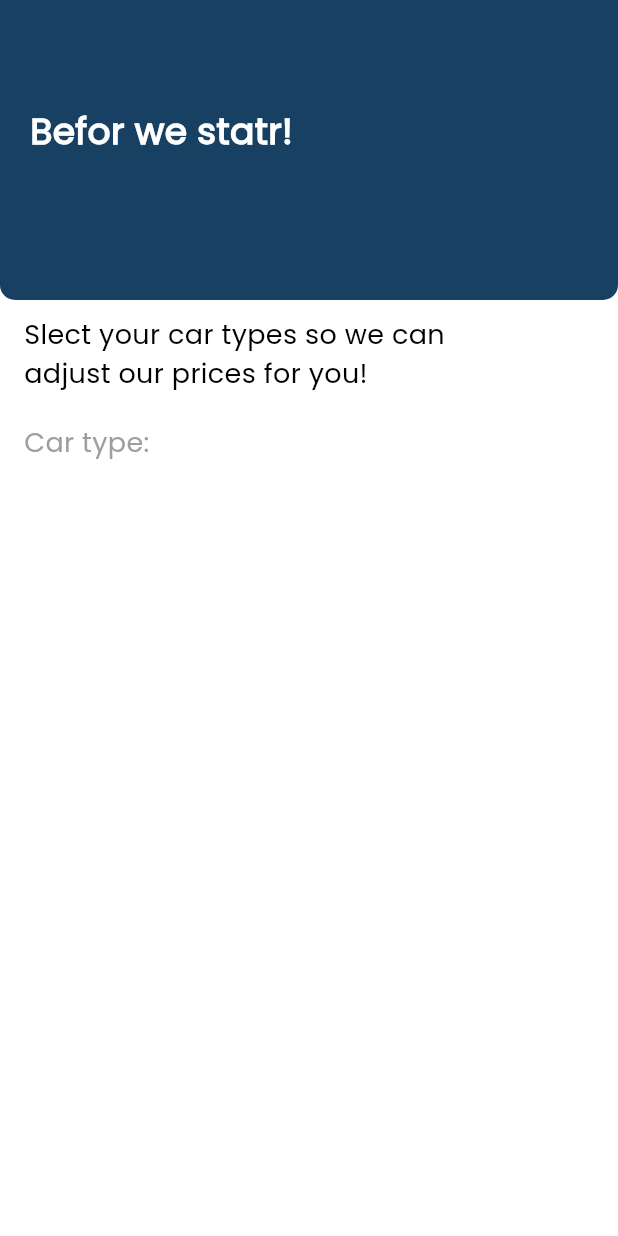
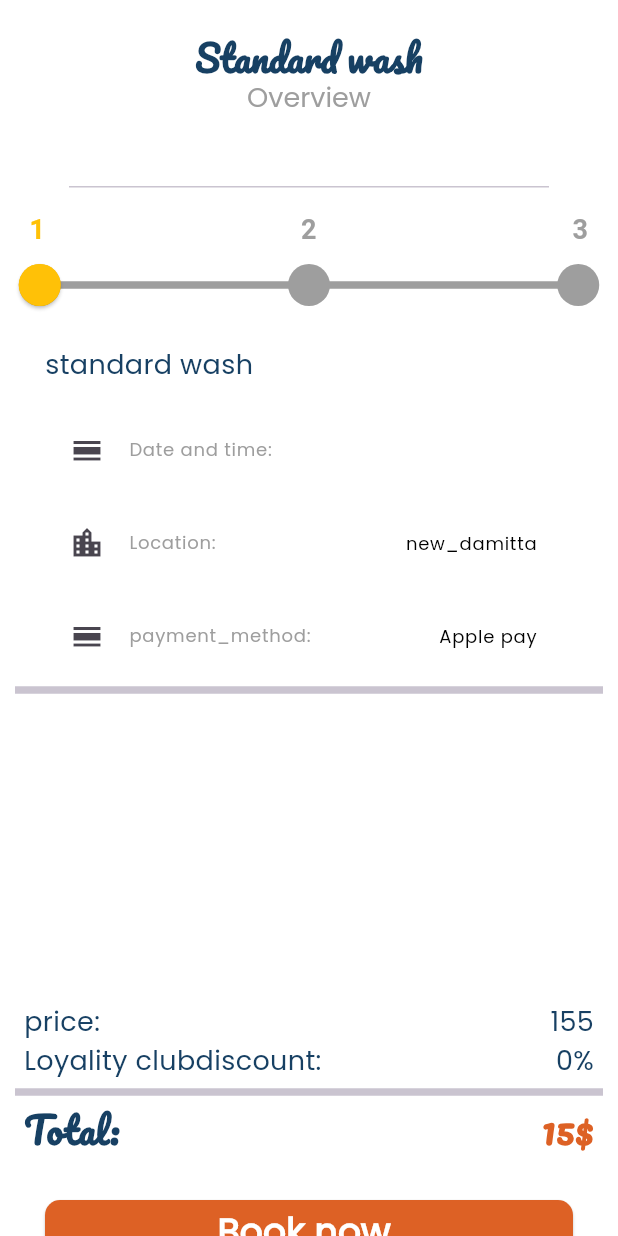
Before and after one commit to AhmedRe33t/car-wash, a Flutter app: the screen it shows after launch, after a tap on "Get Started", on a phone screen of 412 x 824 dp. Run offline on Flutter 3.47's test engine with Material 3 defaults, Android fonts, the phone set to English and light mode, and no system bars; our stand-ins replace cached_network_image, carousel_slider, cloud_firestore, firebase_auth, firebase_core, flutter_bloc and 7 more; accounts and stored records are empty.

Commit message:
over view

```diff
--- a/lib/core/routes/app_routes.dart
+++ b/lib/core/routes/app_routes.dart
@@ -7,6 +7,9 @@ import 'package:carwashing/features/car_types/presentation/views/car_types_view.
 import 'package:carwashing/features/home/presentation/view/home_view.dart';
 import 'package:carwashing/features/home/presentation/widgets/home_nav_bar.dart';
 import 'package:carwashing/features/splash/presentation/view/splash_view.dart';
+import 'package:carwashing/features/standered_wash/presentation/cubit/date_time_cubit.dart';
+import 'package:carwashing/features/standered_wash/presentation/view/date_time.dart';
+import 'package:carwashing/features/standered_wash/presentation/view/over_view.dart';
 import 'package:flutter_bloc/flutter_bloc.dart';
 import 'package:go_router/go_router.dart';
 
@@ -18,7 +21,18 @@ final GoRouter router = GoRouter(routes: [
             create: (context) => AuthCubit(),
             child: const SignInView(),
           )),
-  GoRoute(path: '/homeView', builder: (context, state) => const HomeView()),
+  GoRoute(
+      path: '/dateTimeView',
+      builder: (context, state) => BlocProvider(
+            create: (context) => DateTimeCubit(),
+            child: const DateTimeView(),
+          )),
+  GoRoute(
+      path: '/overView',
+      builder: (context, state) => BlocProvider(
+            create: (context) => DateTimeCubit(),
+            child: const OverView(),
+          )),
   GoRoute(
       path: '/forgotPassword',
       builder: (context, state) => const ForgetPasswordView()),
--- a/lib/features/car_types/cubit/car_types_cubit.dart
+++ b/lib/features/car_types/cubit/car_types_cubit.dart
@@ -8,9 +8,6 @@ class CarTypesCubit extends Cubit<CarTypesState> {
   CarTypesCubit() : super(CarTypesInitial());
 
  List<CartypeModel>carTypes=[];
-
-
-
 
 
    getCarTypes()async{
--- a/lib/features/splash/presentation/view/splash_view.dart
+++ b/lib/features/splash/presentation/view/splash_view.dart
@@ -31,7 +31,7 @@ class _SplashViewState extends State<SplashView> {
                       const SliverToBoxAdapter(child: CustomSplashImage(),),
                       SliverToBoxAdapter(child: SizedBox(height: 100.h,),),
                        SliverToBoxAdapter(child: CustomBtn(text: 'Get Started ',color: AppColors.amperColor,onPressed: () {
-                        customNavigaeReplacement(context, path: '/carTypesView');
+                        customNavigaeReplacement(context, path: '/overView');
                       },),)
 
 
--- /dev/null
+++ b/lib/features/standered_wash/presentation/cubit/date_time_cubit.dart
@@ -0,0 +1,13 @@
+
+
+import 'package:carwashing/features/standered_wash/presentation/cubit/date_time_state.dart';
+import 'package:flutter/material.dart';
+import 'package:flutter_bloc/flutter_bloc.dart';
+
+class DateTimeCubit extends Cubit<DateTimeState> {
+  DateTimeCubit() : super(DateTimeInitial());
+  TextEditingController timePicker=TextEditingController();
+
+     TextEditingController datePicker=TextEditingController();
+
+}
--- /dev/null
+++ b/lib/features/standered_wash/presentation/cubit/date_time_state.dart
@@ -0,0 +1,4 @@
+
+sealed class DateTimeState {}
+
+final class DateTimeInitial extends DateTimeState {}
--- /dev/null
+++ b/lib/features/standered_wash/presentation/view/date_time.dart
@@ -0,0 +1,46 @@
+
+import 'package:carwashing/core/utils/app_colors.dart';
+import 'package:carwashing/core/utils/app_text_style.dart';
+import 'package:carwashing/core/widgets/custom_btn.dart';
+import 'package:carwashing/features/standered_wash/presentation/widgets/custom_appbar_standard.dart';
+import 'package:carwashing/features/standered_wash/presentation/widgets/custom_date_time.dart';
+import 'package:carwashing/features/standered_wash/presentation/widgets/custom_slider.dart';
+import 'package:flutter/material.dart';
+import 'package:flutter_screenutil/flutter_screenutil.dart';
+
+
+class DateTimeView extends StatelessWidget {
+  const DateTimeView({super.key});
+
+  @override
+  Widget build(BuildContext context) {
+    return Scaffold(
+      appBar: AppBar(
+        backgroundColor: Colors.white,
+        centerTitle: true,
+
+        title:const standered_screens(title: 'Standard wash', subTitle: 'Pick date and time',),
+        toolbarHeight: 140.h,
+
+      ),
+      body: CustomScrollView(
+        slivers: [
+          SliverToBoxAdapter(child: CustomSliderThem(),),
+          SliverToBoxAdapter(child: SizedBox(height: 10.h,),),
+          SliverToBoxAdapter(child: Text('Select your date and time',style: CustomTextStyle.poppins500style18.copyWith(color: AppColors.primaryColor),),),
+          SliverToBoxAdapter(child: Text('select days when wash is available',style: CustomTextStyle.poppins500style18,),),
+          SliverToBoxAdapter(child: SizedBox(height: 10.h,),),
+         const SliverToBoxAdapter(child: CustomDateAndTime(),),
+         SliverToBoxAdapter(child: SizedBox(height: 30.h,),),
+         SliverToBoxAdapter(child: Padding(
+           padding: const EdgeInsets.all(30),
+           child: CustomBtn(text: 'Next ',color: AppColors.amperColor,onPressed: () {
+
+                        },),
+         ),)
+
+        ],
+      ),
+    );
+  }
+}
--- /dev/null
+++ b/lib/features/standered_wash/presentation/view/over_view.dart
@@ -0,0 +1,68 @@
+import 'package:carwashing/core/utils/app_colors.dart';
+import 'package:carwashing/core/utils/app_text_style.dart';
+import 'package:carwashing/core/widgets/custom_btn.dart';
+import 'package:carwashing/features/standered_wash/presentation/cubit/date_time_cubit.dart';
+import 'package:carwashing/features/standered_wash/presentation/widgets/custom_appbar_standard.dart';
+import 'package:carwashing/features/standered_wash/presentation/widgets/custom_list_title.dart';
+import 'package:carwashing/features/standered_wash/presentation/widgets/custom_slider.dart';
+import 'package:flutter/material.dart';
+import 'package:flutter_bloc/flutter_bloc.dart';
+import 'package:flutter_screenutil/flutter_screenutil.dart';
+
+class OverView extends StatelessWidget {
+  const OverView({super.key});
+
+  @override
+  Widget build(BuildContext context) {
+    return  Scaffold(
+      appBar: AppBar(
+        toolbarHeight: 140.h,
+        backgroundColor: Colors.white,
+        centerTitle: true,
+
+        title:const Padding(
+      padding:  EdgeInsets.only(top: 6,right: 30,left: 30,bottom: 0),
+      child: standered_screens(title: 'Standard wash', subTitle: 'Overview',),
+
+
+        )),
+      body: CustomScrollView(
+        slivers: [
+          SliverToBoxAdapter(child: CustomSliderThem(),),
+          SliverToBoxAdapter(child: SizedBox(height: 10.h,),),
+          SliverToBoxAdapter(child:  Padding(
+      padding: const EdgeInsets.only(top: 6,right: 30,left: 30,bottom: 0),
+      child: Text('standard wash',style: CustomTextStyle.poppins500style18.copyWith(color: AppColors.primaryColor),),)),
+          SliverToBoxAdapter(child: SizedBox(height: 10.h,),),
+          SliverToBoxAdapter(child:CustomListTitle(icon: Icons.calendar_view_day, text: 'Date and time:',trallingText: '${context.read<DateTimeCubit>().timePicker.text} ${context.read<DateTimeCubit>().datePicker.text}',) ,),
+         const SliverToBoxAdapter(child:CustomListTitle(icon: Icons.location_city, text: 'Location:',trallingText: ' new_damitta',) ,),
+         const SliverToBoxAdapter(child:CustomListTitle(icon: Icons.calendar_view_day, text: 'payment_method:',trallingText: 'Apple pay',) ,),
+          const SliverToBoxAdapter(child: Divider(indent: 10,endIndent: 10,thickness: 5,),),
+          SliverToBoxAdapter(child: SizedBox(height: 200.h,),),
+          SliverToBoxAdapter(child: Padding(
+            padding: const EdgeInsets.symmetric(horizontal: 16.0),
+            child: Row(mainAxisAlignment: MainAxisAlignment.spaceBetween,
+              children:[ Text('price:',style: CustomTextStyle.poppins500style18.copyWith(color: AppColors.primaryColor),),Text('155',style: CustomTextStyle.poppins500style18.copyWith(color: AppColors.primaryColor),)]),
+          ),),
+          SliverToBoxAdapter(child: Padding(
+            padding: const EdgeInsets.symmetric(horizontal: 16.0),
+            child: Row(mainAxisAlignment: MainAxisAlignment.spaceBetween,
+              children:[ Text('Loyality clubdiscount:',style: CustomTextStyle.poppins500style18.copyWith(color: AppColors.primaryColor),),Text('0%',style: CustomTextStyle.poppins500style18.copyWith(color: AppColors.primaryColor),)]),
+          ),),
+          const SliverToBoxAdapter(child: Divider(indent: 10,endIndent: 10,thickness: 5,),),
+         SliverToBoxAdapter(child: Padding(
+            padding: const EdgeInsets.symmetric(horizontal: 16.0),
+            child: Row(mainAxisAlignment: MainAxisAlignment.spaceBetween,
+              children:[ Text('Total:',style: CustomTextStyle.pacifico600style24.copyWith(color: AppColors.primaryColor),),Text('15\$',style: CustomTextStyle.pacifico600style24.copyWith(color: AppColors.amperColor),)]),
+          ),),
+          SliverToBoxAdapter(child: Padding(
+           padding: const EdgeInsets.all(30),
+           child: CustomBtn(text: 'Book now ',color: AppColors.amperColor,onPressed: () {
+
+                        },),
+         ),)
+        ])
+
+      );
+  }
+}
--- /dev/null
+++ b/lib/features/standered_wash/presentation/widgets/custom_appbar_standard.dart
@@ -0,0 +1,25 @@
+import 'package:carwashing/core/utils/app_colors.dart';
+import 'package:carwashing/core/utils/app_text_style.dart';
+import 'package:flutter/material.dart';
+import 'package:flutter_screenutil/flutter_screenutil.dart';
+
+class standered_screens extends StatelessWidget {
+  const standered_screens({
+    super.key, required this.title, required this.subTitle,
+  });
+ final String title;
+ final String subTitle;
+  @override
+  Widget build(BuildContext context) {
+    return Column(
+      children: [
+        SizedBox(height: 10.h,),
+        Text(title,style: CustomTextStyle.pacifico600style24.copyWith(color: AppColors.primaryColor),),
+        Text(subTitle,style: CustomTextStyle.poppins500style18.copyWith(color: AppColors.greyColor),),
+        SizedBox(height: 40.h,),
+        Divider()
+
+      ],
+    );
+  }
+}
--- /dev/null
+++ b/lib/features/standered_wash/presentation/widgets/custom_date_time.dart
@@ -0,0 +1,72 @@
+import 'package:carwashing/features/standered_wash/presentation/cubit/date_time_cubit.dart';
+import 'package:flutter/material.dart';
+import 'package:flutter/widgets.dart';
+import 'package:flutter_bloc/flutter_bloc.dart';
+import 'package:flutter_screenutil/flutter_screenutil.dart';
+import 'package:intl/intl.dart';
+
+class CustomDateAndTime extends StatefulWidget {
+  const CustomDateAndTime({super.key});
+
+  @override
+  State<CustomDateAndTime> createState() => _CustomDateAndTimeState();
+}
+
+class _CustomDateAndTimeState extends State<CustomDateAndTime> {
+
+  @override
+  Widget build(BuildContext context) {
+    return  Padding(
+      padding: const EdgeInsets.all(20.0),
+      child: Column(
+        children: [
+          TextField(
+            controller:context.read<DateTimeCubit>().timePicker,
+            decoration: InputDecoration(
+              border: OutlineInputBorder(borderRadius:BorderRadius.circular(30),
+               ),
+               labelText: 'pick your Time',
+               labelStyle: const TextStyle(
+                fontSize: 14,
+                color: Colors.amber
+               )
+
+            ),
+            onTap: ()async{
+              var time=await showTimePicker(context: context, initialTime: TimeOfDay.now());
+              if(time!=null){
+                setState(() {
+                 context.read<DateTimeCubit>(). timePicker.text=time.format(context);
+                });
+              }
+            },
+          ),
+          SizedBox(height: 20.h,),
+          TextField(
+            controller:context.read<DateTimeCubit>(). datePicker,
+            decoration: InputDecoration(
+              border: OutlineInputBorder(borderRadius:BorderRadius.circular(30),
+               ),
+               labelText: 'pick your Date',
+               labelStyle: const TextStyle(
+                fontSize: 14,
+                color: Colors.amber
+               )
+
+            ),
+            onTap: ()async{
+              DateTime? dateTime= await showDatePicker(context: context, initialDate: DateTime.now(),
+              firstDate: DateTime(1990), lastDate: DateTime(2100));
+              if(dateTime!=null){
+                String formattedDate= DateFormat('yyyy-MM-dd').format(dateTime);
+                setState(() {
+                 context.read<DateTimeCubit>(). datePicker.text=formattedDate;
+                });
+              }
+            },
+          ),
+        ],
+      ),
+    );
+  }
+}
--- /dev/null
+++ b/lib/features/standered_wash/presentation/widgets/custom_list_title.dart
@@ -0,0 +1,22 @@
+import 'package:carwashing/core/utils/app_colors.dart';
+import 'package:carwashing/core/utils/app_text_style.dart';
+import 'package:flutter/material.dart';
+
+class CustomListTitle extends StatelessWidget {
+  const CustomListTitle({super.key, required this.icon, required this.text, required this.trallingText});
+  final IconData icon;
+  final String text;
+    final String trallingText;
+
+  @override
+  Widget build(BuildContext context) {
+    return Padding(
+      padding: const EdgeInsets.only(top: 6,right: 30,left: 30,bottom: 0),
+      child: ListTile(
+        leading: Icon(icon),
+        title: Text(text,style: CustomTextStyle.poppins300style12.copyWith(color: AppColors.greyColor),),
+        trailing: Text(trallingText,style: CustomTextStyle.poppins300style12.copyWith(color: Colors.black),),
+      ),
+    );
+  }
+}
--- /dev/null
+++ b/lib/features/standered_wash/presentation/widgets/custom_slider.dart
@@ -0,0 +1,98 @@
+import 'package:carwashing/features/standered_wash/presentation/widgets/utils.dart';
+import 'package:flutter/material.dart';
+
+class CustomSliderThem extends StatefulWidget {
+   CustomSliderThem({super.key});
+
+  @override
+  State<CustomSliderThem> createState() => _CustomSliderThemState();
+}
+
+class _CustomSliderThemState extends State<CustomSliderThem> {
+     final Color activeColor=Colors.amber;
+
+     final Color inActiveColor=Colors.grey;
+
+     final double thumReduies=14;
+
+     final double tickMarkReduies=14;
+     int indexTop=0;
+
+      double valu=0;
+    final List<num>nums=[1,2,3];
+  @override
+  Widget build(BuildContext context) {
+    final labels=['1','2','3'];
+    return customSlider(labels);
+  }
+
+  Column customSlider(List<String> labels) {
+    return Column(
+    children: [
+      Container(
+        margin:const EdgeInsets.symmetric(horizontal: 10),
+
+        child:Row(
+          mainAxisAlignment: MainAxisAlignment.spaceBetween,
+          children:
+            Utils.modelBuilder(
+              labels, (index,labels){
+                final selectedColor=Colors.amber;
+                final unselectedColor=Colors.grey;
+
+                final isSelected=index<=indexTop;
+
+                final color=isSelected?selectedColor:unselectedColor;
+                return buildLabel(label: labels, width: 30, color: color);
+              })
+          ,
+        ) ,
+      ),
+      SliderTheme(
+        data: SliderThemeData(
+          trackHeight: 5,
+          inactiveTickMarkColor: inActiveColor,
+          inactiveTrackColor: inActiveColor,
+          thumbColor: activeColor,
+          activeTickMarkColor: activeColor,
+          activeTrackColor: activeColor,
+          thumbShape: RoundSliderThumbShape(
+            disabledThumbRadius: thumReduies,
+            enabledThumbRadius: thumReduies,
+          ),
+          rangeThumbShape: RoundRangeSliderThumbShape(
+            disabledThumbRadius: thumReduies,
+            enabledThumbRadius: thumReduies
+          ),
+          tickMarkShape: RoundSliderTickMarkShape(tickMarkRadius: tickMarkReduies)
+
+        ),
+         child: Slider(
+          max: 2,
+          min: 0,
+          //label: valu.round().toString(),
+          divisions: 2,
+          value:indexTop.toDouble() ,
+           onChanged: (value)=>setState(() =>
+
+           this.indexTop =value.toInt()))),
+    ],
+  );
+  }
+}
+Widget buildLabel({
+    required String label,
+    required double width,
+    required Color color,
+  }) =>
+      Container(
+        width: width,
+        child: Text(
+          label,
+          textAlign: TextAlign.center,
+          style: TextStyle(
+            fontSize: 18,
+            fontWeight: FontWeight.bold,
+          ).copyWith(color: color),
+        ),
+      );
--- /dev/null
+++ b/lib/features/standered_wash/presentation/widgets/utils.dart
@@ -0,0 +1,23 @@
+import 'package:flutter/material.dart';
+
+// class Utils{
+//   static List<Widget> modelBuilder<M>(
+//     List<M>models,Widget Function(int index,M model)
+
+//   models.asMap().map<int,Widget>(
+//     (index,model)=>MapEntry(index,builder(index,lable))
+//   )
+//   ).values.toList();
+// }
+
+
+class Utils {
+  static List<Widget> modelBuilder<M>(
+          List<M> models, Widget Function(int index, M model) builder) =>
+      models
+          .asMap()
+          .map<int, Widget>(
+              (index, model) => MapEntry(index, builder(index, model)))
+          .values
+          .toList();
+}
--- a/pubspec.yaml
+++ b/pubspec.yaml
@@ -48,6 +48,7 @@ dependencies:
   cloud_firestore: ^4.14.0
   carousel_slider: ^5.0.0
   cached_network_image: ^3.4.1
+  intl: ^0.19.0
 
 
 dev_dependencies:
```
Also changed, not shown: pubspec.lock.
